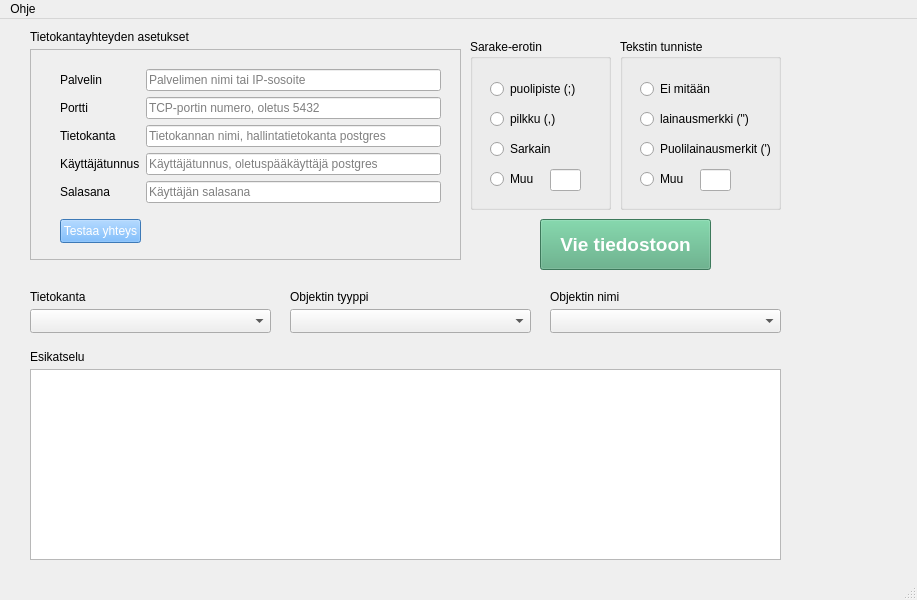
Before: the Qt Designer form exportTool.ui in Sadiqa-Khawari/PGViewExportTool, drawn with Qt 5.
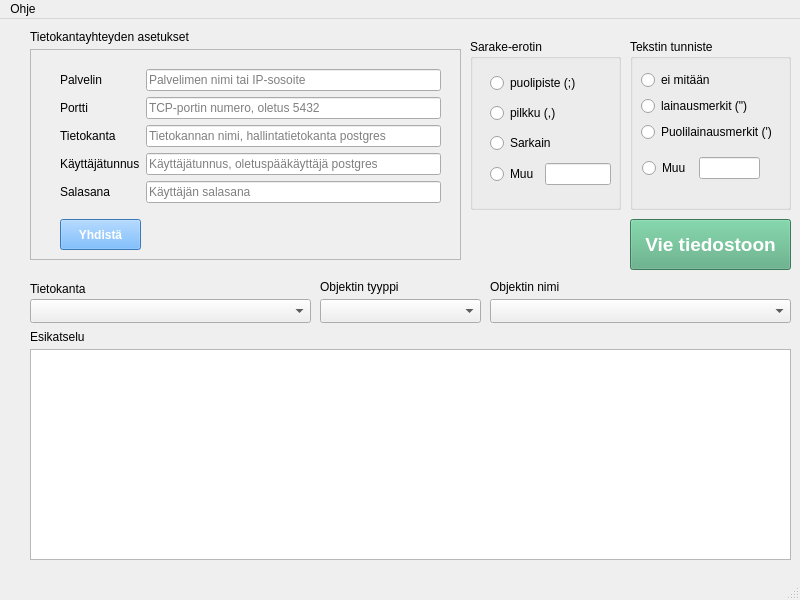
After: the same form once the commit is applied.

Commit message: Korjattu NULL-virhe

```diff
--- a/exportTool.ui
+++ b/exportTool.ui
@@ -6,7 +6,7 @@
    <rect>
     <x>0</x>
     <y>0</y>
-    <width>917</width>
+    <width>800</width>
     <height>600</height>
    </rect>
   </property>
@@ -35,15 +35,20 @@
        <x>30</x>
        <y>170</y>
        <width>81</width>
-       <height>24</height>
+       <height>31</height>
       </rect>
      </property>
+     <property name="font">
+      <font>
+       <bold>true</bold>
+      </font>
+     </property>
      <property name="styleSheet">
       <string notr="true">background-color: rgb(85, 170, 255);
 color: rgb(255, 255, 255);</string>
      </property>
      <property name="text">
-      <string>Testaa yhteys</string>
+      <string>Yhdistä</string>
      </property>
     </widget>
     <widget class="QWidget" name="layoutWidget">
@@ -145,8 +150,8 @@
    <widget class="QLabel" name="objectNameLabel">
     <property name="geometry">
      <rect>
-      <x>550</x>
-      <y>270</y>
+      <x>490</x>
+      <y>260</y>
       <width>101</width>
       <height>16</height>
      </rect>
@@ -158,9 +163,9 @@
    <widget class="QPushButton" name="exportPushButton">
     <property name="geometry">
      <rect>
-      <x>540</x>
+      <x>630</x>
       <y>200</y>
-      <width>171</width>
+      <width>161</width>
       <height>51</height>
      </rect>
     </property>
@@ -182,17 +187,17 @@
     <property name="geometry">
      <rect>
       <x>30</x>
-      <y>350</y>
-      <width>751</width>
-      <height>191</height>
-     </rect>
-    </property>
-   </widget>
-   <widget class="QLabel" name="previewLabel">
-    <property name="geometry">
-     <rect>
-      <x>30</x>
       <y>330</y>
+      <width>761</width>
+      <height>211</height>
+     </rect>
+    </property>
+   </widget>
+   <widget class="QLabel" name="previewLabel">
+    <property name="geometry">
+     <rect>
+      <x>30</x>
+      <y>310</y>
       <width>81</width>
       <height>16</height>
      </rect>
@@ -204,9 +209,9 @@
    <widget class="QComboBox" name="objectTypeComboBox">
     <property name="geometry">
      <rect>
-      <x>290</x>
-      <y>290</y>
-      <width>241</width>
+      <x>320</x>
+      <y>280</y>
+      <width>161</width>
       <height>24</height>
      </rect>
     </property>
@@ -214,9 +219,9 @@
    <widget class="QComboBox" name="objectNameComboBox">
     <property name="geometry">
      <rect>
-      <x>550</x>
-      <y>290</y>
-      <width>231</width>
+      <x>490</x>
+      <y>280</y>
+      <width>301</width>
       <height>24</height>
      </rect>
     </property>
@@ -224,9 +229,9 @@
    <widget class="QLabel" name="objectTypeLabel">
     <property name="geometry">
      <rect>
-      <x>290</x>
-      <y>270</y>
-      <width>101</width>
+      <x>320</x>
+      <y>260</y>
+      <width>161</width>
       <height>16</height>
      </rect>
     </property>
@@ -239,89 +244,75 @@
      <rect>
       <x>470</x>
       <y>20</y>
-      <width>141</width>
+      <width>151</width>
       <height>171</height>
      </rect>
     </property>
     <property name="title">
      <string>Sarake-erotin </string>
     </property>
-    <widget class="QRadioButton" name="commaRadioButton">
+    <widget class="QWidget" name="">
      <property name="geometry">
       <rect>
        <x>20</x>
-       <y>70</y>
-       <width>92</width>
-       <height>20</height>
+       <y>30</y>
+       <width>121</width>
+       <height>121</height>
       </rect>
      </property>
-     <property name="text">
-      <string>pilkku (,)</string>
-     </property>
-    </widget>
-    <widget class="QRadioButton" name="semicolonRadioButton">
-     <property name="geometry">
-      <rect>
-       <x>20</x>
-       <y>40</y>
-       <width>92</width>
-       <height>20</height>
-      </rect>
-     </property>
-     <property name="text">
-      <string>puolipiste (;)</string>
-     </property>
-     <property name="checkable">
-      <bool>true</bool>
-     </property>
-     <property name="checked">
-      <bool>false</bool>
-     </property>
-    </widget>
-    <widget class="QRadioButton" name="tabRadioButton">
-     <property name="geometry">
-      <rect>
-       <x>20</x>
-       <y>100</y>
-       <width>92</width>
-       <height>20</height>
-      </rect>
-     </property>
-     <property name="text">
-      <string>Sarkain</string>
-     </property>
-    </widget>
-    <widget class="QRadioButton" name="otherSeparatorRadioButton">
-     <property name="geometry">
-      <rect>
-       <x>20</x>
-       <y>130</y>
-       <width>51</width>
-       <height>20</height>
-      </rect>
-     </property>
-     <property name="text">
-      <string>Muu</string>
-     </property>
-    </widget>
-    <widget class="QLineEdit" name="separatorLineEdit">
-     <property name="geometry">
-      <rect>
-       <x>80</x>
-       <y>130</y>
-       <width>31</width>
-       <height>22</height>
-      </rect>
-     </property>
-     <property name="dragEnabled">
-      <bool>false</bool>
-     </property>
+     <layout class="QVBoxLayout" name="verticalLayout">
+      <item>
+       <widget class="QRadioButton" name="semicolonRadioButton">
+        <property name="text">
+         <string>puolipiste (;)</string>
+        </property>
+        <property name="checkable">
+         <bool>true</bool>
+        </property>
+        <property name="checked">
+         <bool>false</bool>
+        </property>
+       </widget>
+      </item>
+      <item>
+       <widget class="QRadioButton" name="commaRadioButton">
+        <property name="text">
+         <string>pilkku (,)</string>
+        </property>
+       </widget>
+      </item>
+      <item>
+       <widget class="QRadioButton" name="tabRadioButton">
+        <property name="text">
+         <string>Sarkain</string>
+        </property>
+       </widget>
+      </item>
+      <item>
+       <layout class="QHBoxLayout" name="horizontalLayout">
+        <item>
+         <widget class="QRadioButton" name="otherSeparatorRadioButton">
+          <property name="text">
+           <string>Muu</string>
+          </property>
+         </widget>
+        </item>
+        <item>
+         <widget class="QLineEdit" name="separatorLineEdit">
+          <property name="text">
+           <string/>
+          </property>
+         </widget>
+        </item>
+       </layout>
+      </item>
+     </layout>
     </widget>
    </widget>
    <widget class="QGroupBox" name="qualifierGroupBox">
     <property name="geometry">
      <rect>
-      <x>620</x>
+      <x>630</x>
       <y>20</y>
       <width>161</width>
       <height>171</height>
@@ -333,22 +324,22 @@
     <widget class="QRadioButton" name="doubleQuotationmarkRadioButton">
      <property name="geometry">
       <rect>
-       <x>20</x>
-       <y>70</y>
-       <width>161</width>
+       <x>11</x>
+       <y>57</y>
+       <width>113</width>
        <height>20</height>
       </rect>
      </property>
      <property name="text">
-      <string>lainausmerkki (&quot;)</string>
+      <string>lainausmerkit (&quot;)</string>
      </property>
     </widget>
     <widget class="QRadioButton" name="quotationmarkRadioButton">
      <property name="geometry">
       <rect>
-       <x>20</x>
-       <y>100</y>
-       <width>161</width>
+       <x>11</x>
+       <y>83</y>
+       <width>138</width>
        <height>20</height>
       </rect>
      </property>
@@ -356,31 +347,12 @@
       <string>Puolilainausmerkit (')</string>
      </property>
     </widget>
-    <widget class="QRadioButton" name="withoutRadioButton">
-     <property name="geometry">
-      <rect>
-       <x>20</x>
-       <y>40</y>
-       <width>131</width>
-       <height>20</height>
-      </rect>
-     </property>
-     <property name="text">
-      <string>Ei mitään</string>
-     </property>
-     <property name="checkable">
-      <bool>true</bool>
-     </property>
-     <property name="checked">
-      <bool>false</bool>
-     </property>
-    </widget>
     <widget class="QLineEdit" name="qualifierLineEdit">
      <property name="geometry">
       <rect>
-       <x>80</x>
-       <y>130</y>
-       <width>31</width>
+       <x>69</x>
+       <y>118</y>
+       <width>61</width>
        <height>22</height>
       </rect>
      </property>
@@ -391,8 +363,8 @@
     <widget class="QRadioButton" name="otherQualifierRadioButton">
      <property name="geometry">
       <rect>
-       <x>20</x>
-       <y>130</y>
+       <x>12</x>
+       <y>119</y>
        <width>51</width>
        <height>20</height>
       </rect>
@@ -401,13 +373,26 @@
       <string>Muu</string>
      </property>
     </widget>
+    <widget class="QRadioButton" name="withoutRadioButton">
+     <property name="geometry">
+      <rect>
+       <x>11</x>
+       <y>31</y>
+       <width>75</width>
+       <height>20</height>
+      </rect>
+     </property>
+     <property name="text">
+      <string>ei mitään</string>
+     </property>
+    </widget>
    </widget>
    <widget class="QComboBox" name="databaseComboBox">
     <property name="geometry">
      <rect>
       <x>30</x>
-      <y>290</y>
-      <width>241</width>
+      <y>280</y>
+      <width>281</width>
       <height>24</height>
      </rect>
     </property>
@@ -416,9 +401,9 @@
     <property name="geometry">
      <rect>
       <x>30</x>
-      <y>270</y>
-      <width>81</width>
-      <height>16</height>
+      <y>260</y>
+      <width>101</width>
+      <height>20</height>
      </rect>
     </property>
     <property name="text">
@@ -431,7 +416,7 @@
     <rect>
      <x>0</x>
      <y>0</y>
-     <width>917</width>
+     <width>800</width>
      <height>33</height>
     </rect>
    </property>
```
Left out of the diff: 14 changed lines with no effect on the pictures. The commit also changes 2 other files.
